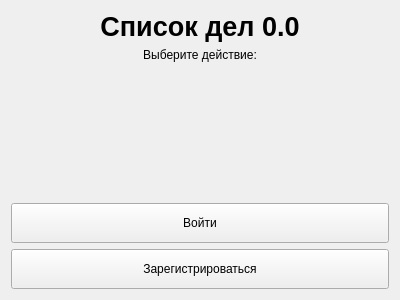
daryapinevich-hash/Project_2025_fall_smart_todo_list, file src/smart_todo_list/ui/welcome_window.ui: the form before one commit.
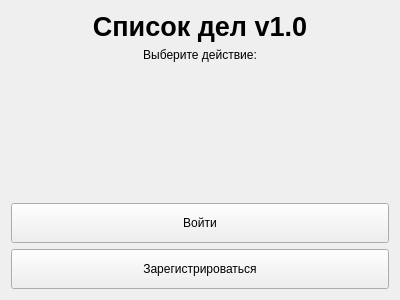
The form after the commit.

Patch:
```diff
--- a/src/smart_todo_list/ui/welcome_window.ui
+++ b/src/smart_todo_list/ui/welcome_window.ui
@@ -14,7 +14,7 @@
    <item>
     <widget class="QLabel" name="titleLabel">
      <property name="text">
-      <string>Список дел 0.0</string>
+      <string>Список дел v1.0</string>
      </property>
      <property name="alignment">
       <set>Qt::AlignCenter</set>
```
